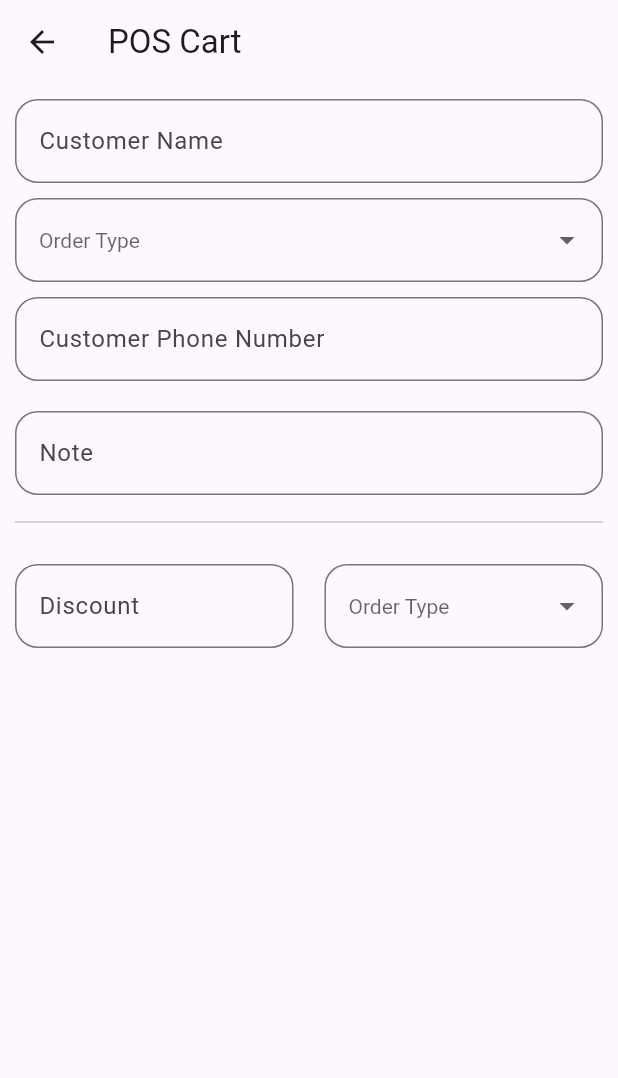
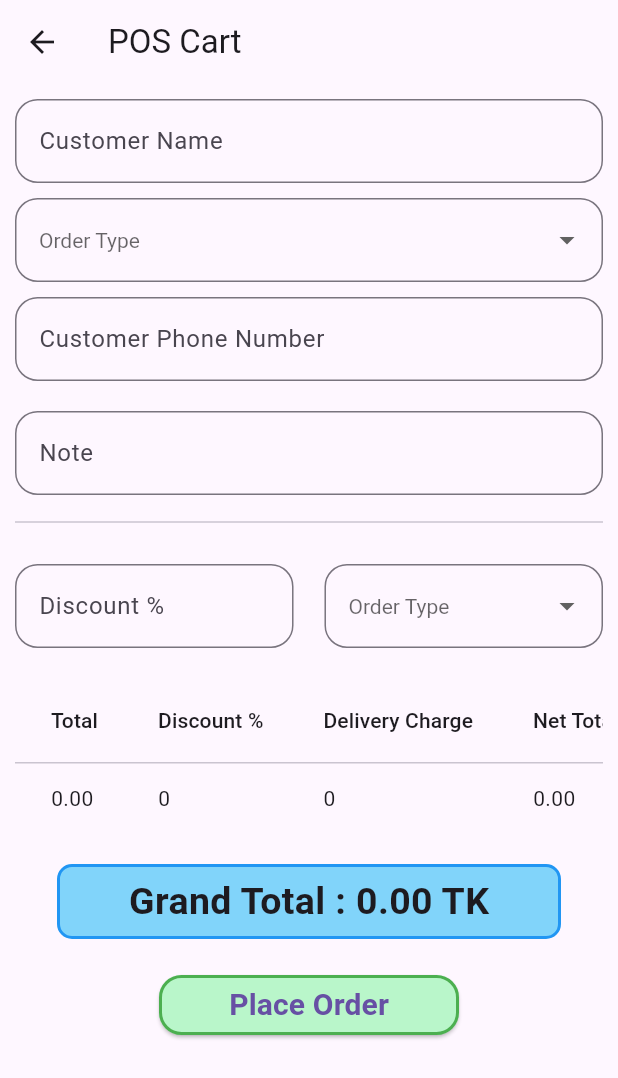
Before and after one commit to raduan-rh60/POS-Flutter, a Flutter app: the PosCart screen opened directly, on a phone screen of 412 x 824 dp. Shown: the top 1078 px of the screen. Run offline on Flutter 3.47's test engine with Material 3 defaults, Android fonts, the light colour scheme and no system bars; our stand-ins replace device_preview, jiffy; network calls fail.

Commit message:
class update 18-1

```diff
--- /dev/null
+++ b/pos_system/devtools_options.yaml
@@ -0,0 +1,3 @@
+description: This file stores settings for Dart & Flutter DevTools.
+documentation: https://docs.flutter.dev/tools/devtools/extensions#configure-extension-enablement-states
+extensions:
--- a/pos_system/lib/pos/pos_cart.dart
+++ b/pos_system/lib/pos/pos_cart.dart
@@ -14,6 +14,13 @@ class _PosCartState extends State<PosCart> {
   String? selectedDeliveryArea;
   String? selectedOrderStatus;
   String? selectedTransactionType;
+
+  int discount = 0;
+  double total = 0.0;
+  int deliveryCharge = 0;
+  double finalTotal = 0;
+
+  TextEditingController discountController = TextEditingController();
 
   @override
   void initState() {
@@ -32,10 +39,44 @@ class _PosCartState extends State<PosCart> {
       var cartData = jsonDecode(cartResponse.body);
       setState(() {
         cartItems = List<Map<String, dynamic>>.from(cartData);
+        for (var item in cartItems!) {
+          total += item['subtotal'];
+        }
+        finalTotalCalculate();
       });
     } else {
       print("Failed to fetch cart products");
     }
+  }
+
+  updateCart(
+    int cartId,
+    int cartQuantity,
+  ) async {
+    try {
+      var updateResponse =
+          await http.put(Uri.parse("http://localhost:8080/api/cart/edit"),
+              headers: {'Content-Type': 'application/json'},
+              body: json.encode({
+                'id': cartId,
+                'quantity': cartQuantity,
+              }));
+
+      if (updateResponse.statusCode == 200) {
+        await getCartProducts();
+        setState(() {});
+      } else {
+        print("Something went wrong to update cart");
+      }
+    } catch (e) {
+      print(e);
+    }
+  }
+
+  finalTotalCalculate() {
+    double discountTotal = total - ((total * discount!) / 100);
+    double deliveryTotal = discountTotal + deliveryCharge;
+    finalTotal = deliveryTotal;
   }
 
   @override
@@ -70,7 +111,6 @@ class _PosCartState extends State<PosCart> {
               ),
               DropdownButtonFormField<String>(
                 value: selectedOrderType,
-
                 decoration: InputDecoration(
                     border: OutlineInputBorder(
                         borderRadius: BorderRadius.circular(15))),
@@ -146,8 +186,14 @@ class _PosCartState extends State<PosCart> {
                             ],
                             onChanged: (value) {
                               setState(() {
-                                selectedDeliveryArea =
-                                    value; // Update the selected category
+                                if (value == "Dhaka") {
+                                  deliveryCharge = 70;
+                                } else if (value == "Gazipur") {
+                                  deliveryCharge = 100;
+                                } else if (value == "Free") {
+                                  deliveryCharge = 0;
+                                }
+                                finalTotalCalculate(); // Update the selected category
                               });
                             },
                             isExpanded: true,
@@ -240,7 +286,7 @@ class _PosCartState extends State<PosCart> {
                 height: 10,
               ),
               Divider(),
-              //   Cart Data Table
+              //   Cart Data Table======================================================
               if (cartItems != null)
                 SingleChildScrollView(
                   scrollDirection: Axis.horizontal,
@@ -258,29 +304,35 @@ class _PosCartState extends State<PosCart> {
                         cells: [
                           DataCell(Text(cartItem['name'])),
                           DataCell(Text(cartItem['price'].toString())),
-
                           DataCell(Row(
                             mainAxisAlignment: MainAxisAlignment.center,
                             children: [
                               IconButton(
                                 onPressed: () {
                                   setState(() {
-                                    if (cartItem['quantity'] > 0) {
-                                      cartItem['quantity']--;
+                                    if (cartItem['quantity'] > 1) {
+                                      updateCart(
+                                        cartItem['id'],
+                                        cartItem['quantity'] - 1,
+                                      );
                                     }
                                   });
                                 },
                                 icon: Icon(Icons.remove),
-                                style: ButtonStyle(shape: WidgetStatePropertyAll(
-                                  RoundedRectangleBorder(borderRadius: BorderRadius.circular(10),side: BorderSide(color: Colors.deepPurpleAccent))
-                                ),
-                                  foregroundColor: WidgetStatePropertyAll(
-                                    Colors.deepPurpleAccent
-                                  )
-                                ),
+                                style: ButtonStyle(
+                                    shape: WidgetStatePropertyAll(
+                                        RoundedRectangleBorder(
+                                            borderRadius:
+                                                BorderRadius.circular(10),
+                                            side: BorderSide(
+                                                color:
+                                                    Colors.deepPurpleAccent))),
+                                    foregroundColor: WidgetStatePropertyAll(
+                                        Colors.deepPurpleAccent)),
                               ),
                               Padding(
-                                padding: const EdgeInsets.symmetric(horizontal: 20.0),
+                                padding: const EdgeInsets.symmetric(
+                                    horizontal: 20.0),
                                 child: Text(
                                   cartItem['quantity'].toString(),
                                   style: TextStyle(fontSize: 18.0),
@@ -289,16 +341,22 @@ class _PosCartState extends State<PosCart> {
                               IconButton(
                                 onPressed: () {
                                   setState(() {
-                                    cartItem['quantity']++;
+                                    updateCart(
+                                      cartItem['id'],
+                                      cartItem['quantity'] + 1,
+                                    );
                                   });
                                 },
                                 icon: Icon(Icons.add),
-                                style: ButtonStyle(shape: WidgetStatePropertyAll(
-                                    RoundedRectangleBorder(borderRadius: BorderRadius.circular(10),side: BorderSide(color: Colors.deepPurpleAccent))
-                                ),
-                                    foregroundColor: WidgetStatePropertyAll(
-                                        Colors.deepPurpleAccent
-                                    ),
+                                style: ButtonStyle(
+                                  shape: WidgetStatePropertyAll(
+                                      RoundedRectangleBorder(
+                                          borderRadius:
+                                              BorderRadius.circular(10),
+                                          side: BorderSide(
+                                              color: Colors.deepPurpleAccent))),
+                                  foregroundColor: WidgetStatePropertyAll(
+                                      Colors.deepPurpleAccent),
                                 ),
                               ),
                             ],
@@ -323,19 +381,27 @@ class _PosCartState extends State<PosCart> {
                   Expanded(
                     flex: 9,
                     child: TextFormField(
+                      controller: discountController,
                       decoration: InputDecoration(
-                        floatingLabelStyle: TextStyle(color: Colors.deepPurpleAccent),
+                        floatingLabelStyle:
+                            TextStyle(color: Colors.deepPurpleAccent),
                         focusedBorder: OutlineInputBorder(
-                          borderSide:
-                          BorderSide(color: Colors.deepPurpleAccent, width: 2),
+                          borderSide: BorderSide(
+                              color: Colors.deepPurpleAccent, width: 2),
                           borderRadius: BorderRadius.circular(15),
                         ),
-                        label: Text("Discount"),
+                        label: Text("Discount %"),
                         border: OutlineInputBorder(
                           borderRadius: BorderRadius.circular(15),
                           borderSide: BorderSide(color: Colors.black),
                         ),
                       ),
+                      onChanged: (value) {
+                        setState(() {
+                          discount = int.parse(value);
+                          finalTotalCalculate();
+                        });
+                      },
                     ),
                   ),
                   Spacer(),
@@ -343,7 +409,6 @@ class _PosCartState extends State<PosCart> {
                     flex: 9,
                     child: DropdownButtonFormField<String>(
                       value: selectedTransactionType,
-
                       decoration: InputDecoration(
                           border: OutlineInputBorder(
                               borderRadius: BorderRadius.circular(15))),
@@ -370,13 +435,86 @@ class _PosCartState extends State<PosCart> {
                       ],
                       onChanged: (value) {
                         setState(() {
-                          selectedTransactionType = value; // Update the selected value
+                          selectedTransactionType =
+                              value; // Update the selected value
                         });
                       },
                       isExpanded: true,
                     ),
                   ),
                 ],
+              ),
+              SizedBox(
+                height: 20,
+              ),
+              SingleChildScrollView(
+                scrollDirection: Axis.horizontal,
+                child: DataTable(
+                  columnSpacing: 40, // Space between columns
+                  columns: [
+                    DataColumn(label: Text('Total')),
+                    DataColumn(label: Text('Discount %')),
+                    DataColumn(label: Text('Delivery Charge')),
+                    DataColumn(label: Text('Net Total')),
+                  ],
+                  rows: [
+                    DataRow(cells: [
+                      DataCell(Text(total.toStringAsFixed(2))),
+                      DataCell(Text(discount.toString())),
+                      DataCell(Text(deliveryCharge.toString())),
+                      DataCell(Text(finalTotal.toStringAsFixed(2))),
+                    ]),
+                  ],
+                ),
+              ),
+              SizedBox(
+                height: 20,
+              ),
+              Padding(
+                padding: const EdgeInsets.symmetric(horizontal: 28.0),
+                child: Container(
+                  width: double.infinity,
+                  height: 50,
+                  decoration: BoxDecoration(
+                    color: Colors.lightBlue[200],
+                    borderRadius: BorderRadius.circular(10),
+                    border: Border.fromBorderSide(
+                        BorderSide(width: 2, color: Colors.blue)),
+                  ),
+                  child: Center(
+                    child: Text(
+                      "Grand Total : ${finalTotal.toStringAsFixed(2)} TK",
+                      style:
+                          TextStyle(fontWeight: FontWeight.bold, fontSize: 25),
+                    ),
+                  ),
+                ),
+              ),
+              SizedBox(
+                height: 20,
+              ),
+              SizedBox(
+                width: 200,
+                child: ElevatedButton(
+                  onPressed: () {},
+                  style: ButtonStyle(
+                      shape: WidgetStatePropertyAll(RoundedRectangleBorder(
+                        borderRadius: BorderRadius.circular(15),
+                        side: BorderSide(color: Colors.green, width: 2),
+                      )),
+                      backgroundColor:
+                          WidgetStatePropertyAll(Colors.greenAccent[100])),
+                  child: Center(
+                    child: Text(
+                      "Place Order",
+                      style:
+                          TextStyle(fontSize: 20, fontWeight: FontWeight.bold),
+                    ),
+                  ),
+                ),
+              ),
+              SizedBox(
+                height: 20,
               ),
             ],
           ),
```
Also changed, not shown: pos_system/lib/pos/pos_products.dart (+44 -35 lines), pos_system/lib/product/products.dart (+18 -26 lines).
